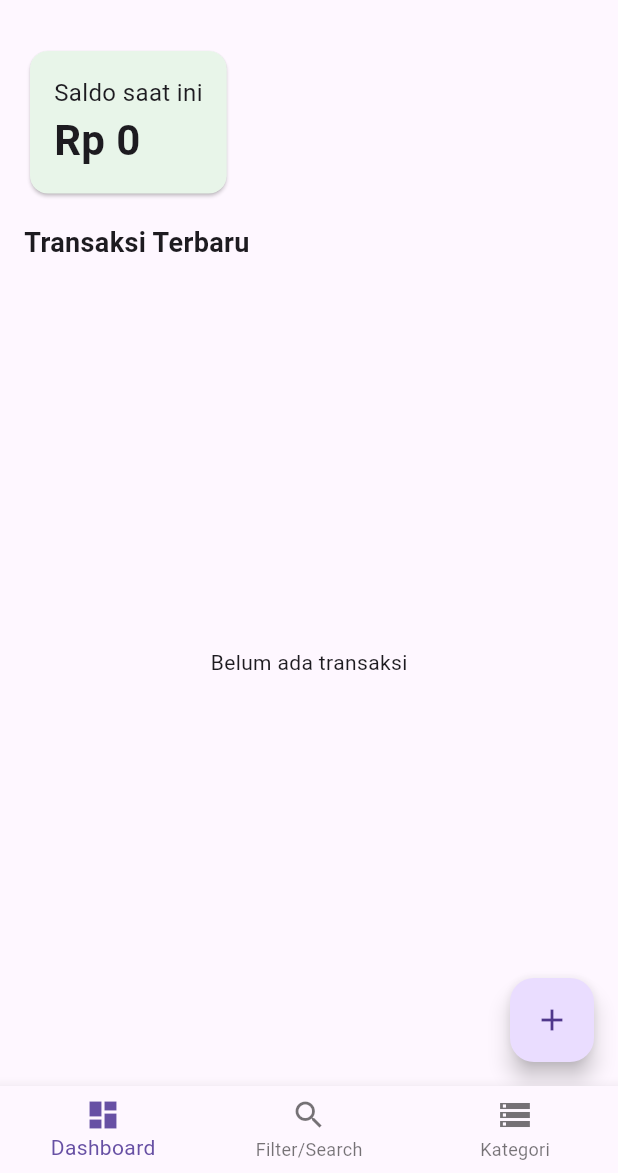
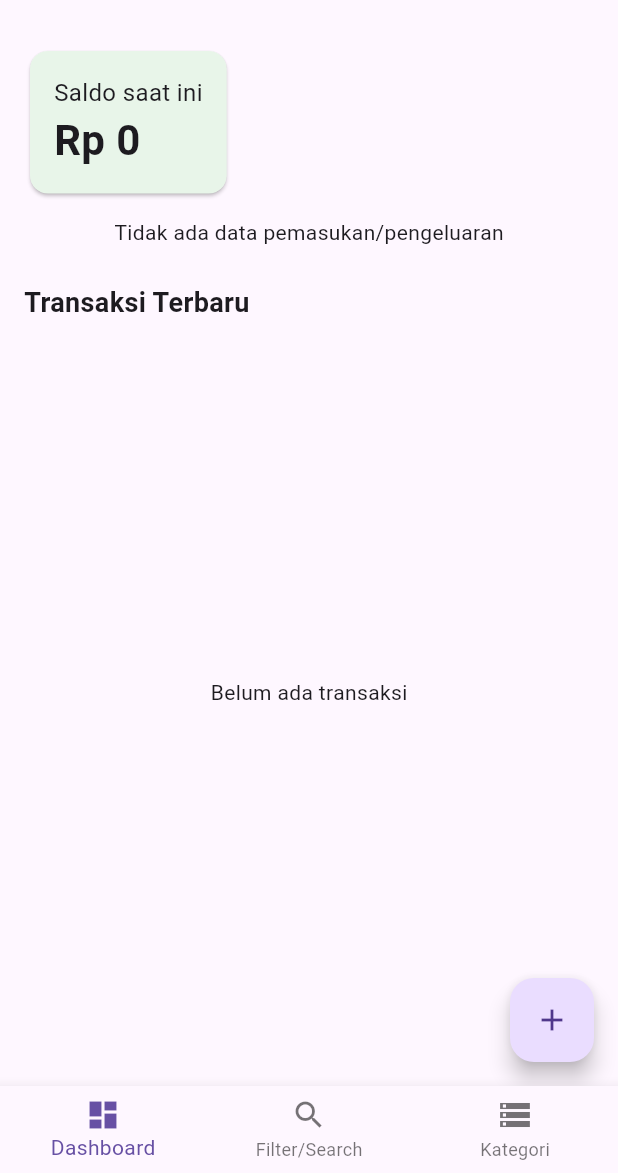
Before and after one commit to fadhilarahmadani/moneymate_project, a Flutter app: the screen it shows after launch, on a phone screen of 412 x 824 dp, the part 63-1236 px from its top. Run offline on Flutter 3.47's test engine with Material 3 defaults, Android fonts, the phone set to English and light mode, and no system bars; our stand-ins replace fl_chart, sqflite; accounts and stored records are empty.

Commit message:
update againnn

```diff
--- /dev/null
+++ b/lib/constants/expense_categories.dart
@@ -0,0 +1,8 @@
+List<String> expenseCategories = [
+  'Makanan & Minuman',
+  'Transportasi',
+  'Hiburan',
+  'Pendidikan',
+  'Belanja',
+  'Lainnya',
+];
--- a/lib/screens/dashboard_screen.dart
+++ b/lib/screens/dashboard_screen.dart
@@ -1,5 +1,6 @@
 import 'package:flutter/material.dart';
 import 'package:intl/intl.dart';
+import 'package:fl_chart/fl_chart.dart';
 import '../models/transaction.dart';
 import '../db/database_helper.dart';
 import 'add_transaction_screen.dart';
@@ -84,6 +85,60 @@
     }
   }
 
+  Widget buildIncomeExpensePieChart(List<TransactionModel> transactions) {
+    double pemasukan = 0;
+    double pengeluaran = 0;
+
+    for (var tr in transactions) {
+      if (tr.isPemasukan) {
+        pemasukan += tr.nominal;
+      } else {
+        pengeluaran += tr.nominal;
+      }
+    }
+
+    if (pemasukan == 0 && pengeluaran == 0) {
+      return const Padding(
+        padding: EdgeInsets.only(top: 12.0, bottom: 16),
+        child: Center(child: Text('Tidak ada data pemasukan/pengeluaran')),
+      );
+    }
+
+    final total = pemasukan + pengeluaran;
+    final sections = <PieChartSectionData>[
+      if (pemasukan > 0)
+        PieChartSectionData(
+          color: Colors.green,
+          value: pemasukan,
+          title: 'Pemasukan\n${(pemasukan / total * 100).toStringAsFixed(1)}%',
+          radius: 55,
+          titleStyle: const TextStyle(fontSize: 13, color: Colors.white, fontWeight: FontWeight.bold),
+        ),
+      if (pengeluaran > 0)
+        PieChartSectionData(
+          color: Colors.red,
+          value: pengeluaran,
+          title: 'Pengeluaran\n${(pengeluaran / total * 100).toStringAsFixed(1)}%',
+          radius: 55,
+          titleStyle: const TextStyle(fontSize: 13, color: Colors.white, fontWeight: FontWeight.bold),
+        ),
+    ];
+
+    return Padding(
+      padding: const EdgeInsets.symmetric(vertical: 16.0),
+      child: SizedBox(
+        height: 180,
+        child: PieChart(
+          PieChartData(
+            sections: sections,
+            sectionsSpace: 3,
+            centerSpaceRadius: 32,
+          ),
+        ),
+      ),
+    );
+  }
+
   @override
   Widget build(BuildContext context) {
     return Scaffold(
@@ -115,7 +170,9 @@
                 ),
               ),
             ),
-            const SizedBox(height: 16),
+            // PIE CHART PEMASUKAN/ PENGELUARAN
+            buildIncomeExpensePieChart(transactions),
+            const SizedBox(height: 8),
             const Text(
               'Transaksi Terbaru',
               style: TextStyle(fontSize: 18, fontWeight: FontWeight.bold),
```
Also changed, not shown: lib/screens/home_screen.dart (+5 -3 lines).
